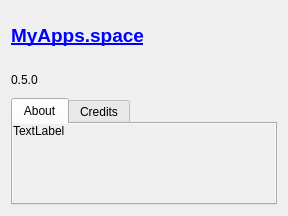
First picture: the form in myapps/client/auth/about_form.ui, repository myapps-directory/myapps-client, before the edit.
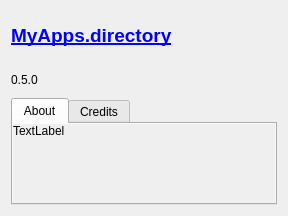
Second picture: the form after the edit.

Commit message: fixes + space->directory

```diff
--- a/myapps/client/auth/about_form.ui
+++ b/myapps/client/auth/about_form.ui
@@ -34,7 +34,7 @@
       </font>
      </property>
      <property name="text">
-      <string>&lt;a href=https://myapps.space&gt;&lt;b&gt;MyApps.space&lt;/b&gt;&lt;/a&gt;</string>
+      <string>&lt;a href=https://myapps.directory&gt;&lt;b&gt;MyApps.directory&lt;/b&gt;&lt;/a&gt;</string>
      </property>
      <property name="openExternalLinks">
       <bool>true</bool>
```
The commit also changes 13 other files.
